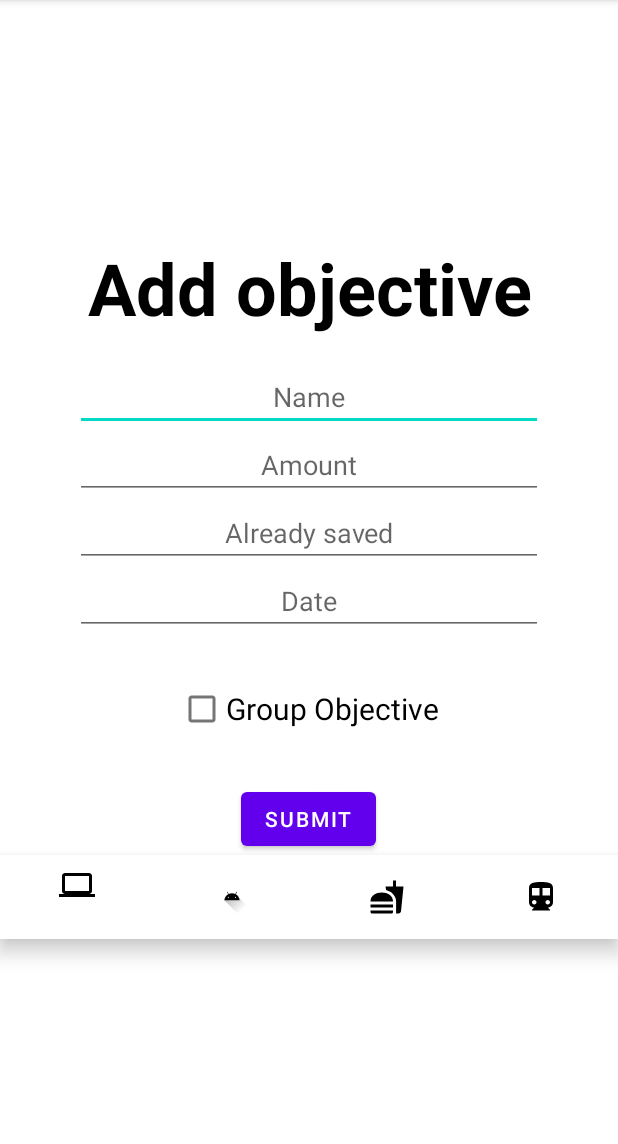
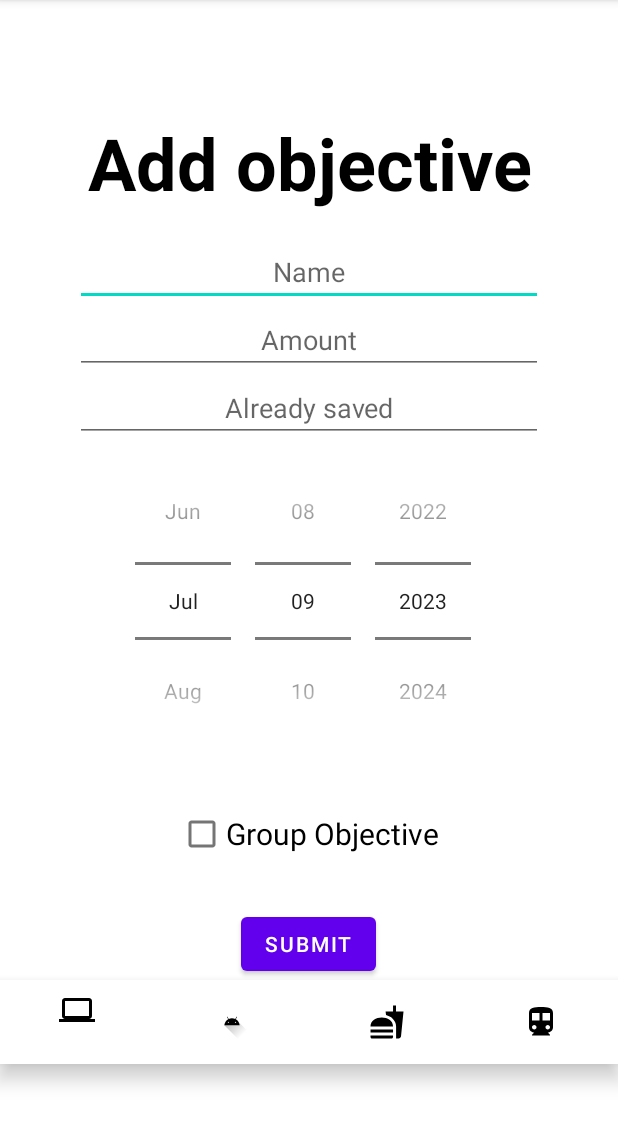
Before and after one commit to Pamacchia/WalletFlow, an Android app: the AddObjectiveActivity screen opened directly, with no data from a screen before it, on a phone screen of 412 x 824 dp, the part 84-1228 px from its top. Run offline under Robolectric (Android 15) with nearby library versions, the phone set to English and light mode, and no system bars; our stand-ins replace Firebase (no records; nobody signed in at launch, a user with empty details on screens opened directly).

Commit message:
objectives

```diff
--- a/app/src/main/java/com/walletflow/AddObjectiveActivity.kt
+++ b/app/src/main/java/com/walletflow/AddObjectiveActivity.kt
@@ -1,12 +1,93 @@
 package com.walletflow
 
+import android.content.Context
+import android.content.Intent
 import androidx.appcompat.app.AppCompatActivity
 import android.os.Bundle
+import android.util.Log
+import android.widget.Button
+import android.widget.CheckBox
+import android.widget.DatePicker
+import android.widget.EditText
+import androidx.core.view.get
+import com.google.firebase.firestore.FirebaseFirestore
+import java.text.SimpleDateFormat
+import java.util.Calendar
+import java.util.Date
 
 class AddObjectiveActivity : BaseActivity() {
+
+    private lateinit var btnSumbitObjective : Button
+    private lateinit var etName : EditText
+    private lateinit var etAmount : EditText
+    private lateinit var etAlreadySaved : EditText
+    private lateinit var dpDate : DatePicker
+    private lateinit var cbGroupObjective : CheckBox
     override fun onCreate(savedInstanceState: Bundle?) {
         super.onCreate(savedInstanceState)
         setContentView(R.layout.activity_add_objective)
+
+        btnSumbitObjective = findViewById(R.id.btnSubmitNewObjective)
+        etAmount = findViewById(R.id.etObjectiveAmount)
+        etAlreadySaved = findViewById(R.id.etAlreadySaved)
+        etName = findViewById(R.id.etObjectiveName)
+        dpDate = findViewById(R.id.dpObjectiveExpiringDate)
+        cbGroupObjective = findViewById(R.id.cbGroupObjective)
+
+        btnSumbitObjective.setOnClickListener{
+
+            val db = FirebaseFirestore.getInstance()
+            val sharedPreferences = getSharedPreferences("MyPrefs", Context.MODE_PRIVATE)
+            val userID = sharedPreferences.getString("userID", "")
+
+            val amount = etAmount.text.toString().toFloat()
+            val name = etName.text.toString()
+            val alreadySaved = etAlreadySaved.text.toString().toFloat()
+            val calendar = Calendar.getInstance()
+            calendar.set(dpDate.year, dpDate.month, dpDate.dayOfMonth)
+            val date = calendar.time
+            val group = cbGroupObjective.isChecked
+
+            saveObjective(userID, name, amount, alreadySaved, group, date, db)
+
+            val intent = Intent(this, ObjectivesActivity::class.java)
+            startActivity(intent)
+
+        }
+    }
+
+    private fun saveObjective(
+        userID: String?,
+        name: String,
+        amount: Float,
+        alreadySaved: Float,
+        group: Boolean,
+        date: Date,
+        db: FirebaseFirestore
+    ) {
+        val transaction: MutableMap<String, Any?> = HashMap()
+        transaction["user"] = userID
+        transaction["name"] = name
+        transaction["amount"] = amount
+        transaction["alreadySaved"] = alreadySaved
+        transaction["group"] = group
+        transaction["date"] = SimpleDateFormat("yyyy-MM-dd").format(date)
+
+        db.collection("objectives")
+            .add(transaction)
+            .addOnSuccessListener { documentReference ->
+                Log.d(
+                    this.localClassName,
+                    "DocumentSnapshot added with ID: " + documentReference.id
+                )
+            }
+            .addOnFailureListener { e ->
+                Log.w(
+                    this.localClassName,
+                    "Error adding document",
+                    e
+                )
+            }
     }
 
     override fun getLayoutResourceId(): Int {
--- a/app/src/main/res/layout/activity_add_objective.xml
+++ b/app/src/main/res/layout/activity_add_objective.xml
@@ -48,15 +48,22 @@
         android:hint="Already saved"
         ></EditText>
 
-    <EditText
-        android:id="@+id/etObjectiveExpiringDate"
-        android:layout_width="match_parent"
-        android:textAlignment="center"
-        android:layout_marginHorizontal="50dp"
+<!--    <EditText-->
+<!--        android:id="@+id/etObjectiveExpiringDate"-->
+<!--        android:layout_width="match_parent"-->
+<!--        android:textAlignment="center"-->
+<!--        android:layout_marginHorizontal="50dp"-->
+<!--        android:layout_height="wrap_content"-->
+<!--        android:inputType="date"-->
+<!--        android:hint="Date"-->
+<!--        ></EditText>-->
+
+    <DatePicker
+        android:id="@+id/dpObjectiveExpiringDate"
+        android:layout_width="wrap_content"
         android:layout_height="wrap_content"
-        android:inputType="date"
-        android:hint="Date"
-        ></EditText>
+        android:datePickerMode="spinner"
+        android:calendarViewShown="false"/>
 
     <CheckBox
         android:id="@+id/cbGroupObjective"
--- a/app/src/main/res/menu/bottom_nav_menu.xml
+++ b/app/src/main/res/menu/bottom_nav_menu.xml
@@ -15,7 +15,8 @@
     <item
         android:id="@+id/nav_objectives"
         android:icon="@drawable/icon_food"
-        android:title="" />
+        android:title=""
+        android:onClick="openObjectivesActivity"/>
 
     <item
         android:id="@+id/nav_settings"
```
Also changed, not shown: app/src/main/java/com/walletflow/BaseActivity.kt (+8 -0 lines), app/src/main/java/com/walletflow/ObjectivesActivity.kt (+12 -2 lines).
